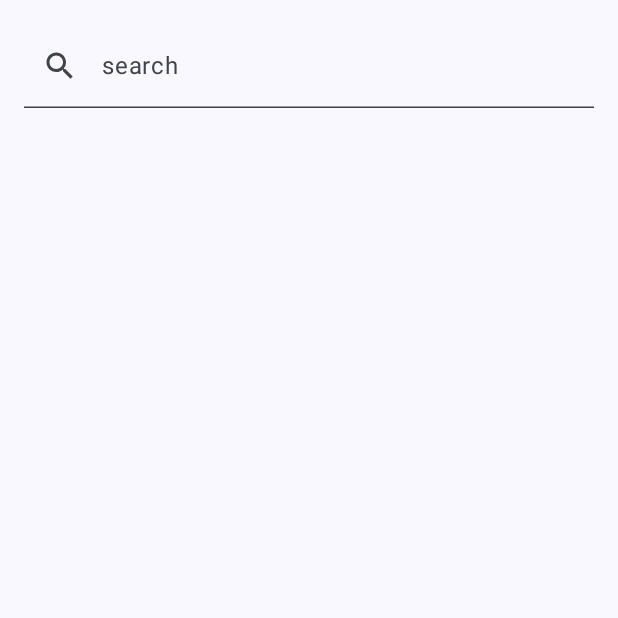
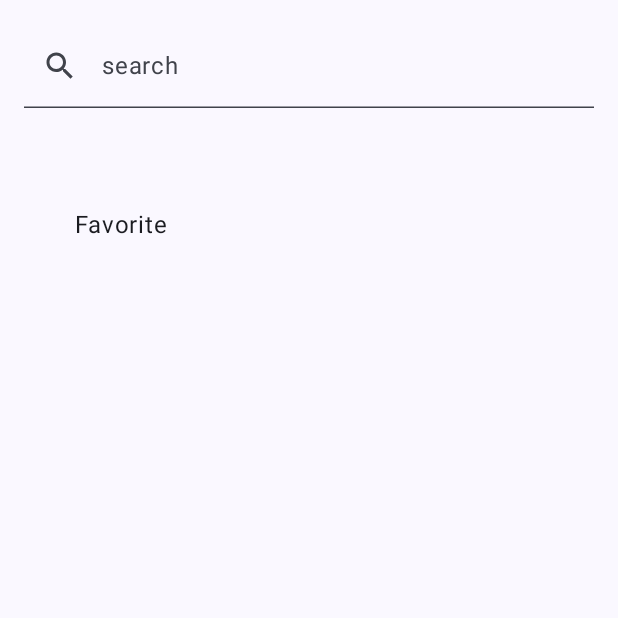
Before and after one commit to mozeago/Jetpack-Compose-YouTube-Studio-UI-from-Mobbin, an Android app built with Jetpack Compose: the screen it shows after launch (MainActivity), item 2 of the bottom bar chosen, on a phone screen of 412 x 824 dp, the top half of it. Run offline under Robolectric (Android 15) with nearby library versions, the phone set to English and light mode, and no system bars.

Commit message:
added Compose Navigation dependency, configured screen navigation and switch,

```diff
--- a/app/build.gradle.kts
+++ b/app/build.gradle.kts
@@ -59,6 +59,7 @@ dependencies {
     implementation("androidx.compose.ui:ui-graphics")
     implementation("androidx.compose.ui:ui-tooling-preview")
     implementation("androidx.compose.material3:material3")
+    implementation("androidx.navigation:navigation-compose:2.8.0-alpha02")
     testImplementation("junit:junit:4.13.2")
     androidTestImplementation("androidx.test.ext:junit:1.1.5")
     androidTestImplementation("androidx.test.espresso:espresso-core:3.5.1")
--- a/app/src/main/java/com/mozeago/youtubestudio/MainActivity.kt
+++ b/app/src/main/java/com/mozeago/youtubestudio/MainActivity.kt
@@ -4,31 +4,55 @@ import android.content.res.Configuration
 import android.os.Bundle
 import androidx.activity.ComponentActivity
 import androidx.activity.compose.setContent
-import androidx.compose.foundation.layout.Arrangement
-import androidx.compose.foundation.layout.Column
 import androidx.compose.foundation.layout.padding
-import androidx.compose.material3.MaterialTheme
 import androidx.compose.material3.Scaffold
-import androidx.compose.material3.Text
 import androidx.compose.runtime.Composable
-import androidx.compose.ui.Alignment
 import androidx.compose.ui.Modifier
-import androidx.compose.ui.graphics.Color
 import androidx.compose.ui.tooling.preview.Preview
+import androidx.navigation.compose.NavHost
+import androidx.navigation.compose.composable
+import androidx.navigation.compose.rememberNavController
+import com.mozeago.youtubestudio.ui.screen.CallUs
+import com.mozeago.youtubestudio.ui.screen.Favorite
+import com.mozeago.youtubestudio.ui.screen.Listen
+import com.mozeago.youtubestudio.ui.screen.More
+import com.mozeago.youtubestudio.ui.screen.Support
 import com.mozeago.youtubestudio.ui.theme.YouTubeStudioTheme
 
 class MainActivity : ComponentActivity() {
     override fun onCreate(savedInstanceState: Bundle?) {
         super.onCreate(savedInstanceState)
         setContent {
+            val navController = rememberNavController()
             YouTubeStudioTheme {
+
                 // A surface container using the 'background' color from the theme
                 Scaffold(bottomBar = {
-                    YouTubeStudioBottomNavigation()
+                    YouTubeStudioBottomNavigation(navController = navController)
                 }, topBar = {
                     YouTubeStudioTopSearchBar()
                 }) { paddingValues ->
-                    Column(modifier = Modifier.padding(paddingValues)) {
+
+                    NavHost(
+                        navController = navController,
+                        startDestination = Listen.route,
+                        modifier = Modifier.padding(paddingValues)
+                    ) {
+                        composable(route = Listen.route) {
+                            Listen()
+                        }
+                        composable(route = Favorite.route) {
+                            Favorite()
+                        }
+                        composable(route = CallUs.route) {
+                            CallUs()
+                        }
+                        composable(route = Support.route) {
+                            Support()
+                        }
+                        composable(route = More.route) {
+                            More()
+                        }
 
                     }
 
@@ -46,21 +70,33 @@ class MainActivity : ComponentActivity() {
 )
 @Composable
 fun YouTubeStudioPreview() {
+    val navController = rememberNavController()
     YouTubeStudioTheme {
         Scaffold(bottomBar = {
-            YouTubeStudioBottomNavigation()
+            YouTubeStudioBottomNavigation(navController = navController)
         }, topBar = {
             YouTubeStudioTopSearchBar()
         }) { paddingValues ->
-            Column(
-                modifier = Modifier.padding(paddingValues),
-                horizontalAlignment = Alignment.CenterHorizontally,
-                verticalArrangement = Arrangement.Center
+            NavHost(
+                navController = navController,
+                startDestination = Listen.route,
+                modifier = Modifier.padding(paddingValues)
             ) {
-                Text(
-                    text = "Content page",
-                    style = MaterialTheme.typography.displayLarge
-                )
+                composable(route = Listen.route) {
+                    Listen.screen
+                }
+                composable(route = Favorite.route) {
+                    Favorite.screen
+                }
+                composable(route = CallUs.route) {
+                    CallUs.screen
+                }
+                composable(route = Support.route) {
+                    Support.screen
+                }
+                composable(route = More.route) {
+                    More.screen
+                }
             }
 
         }
--- a/app/src/main/java/com/mozeago/youtubestudio/YouTubeStudio.kt
+++ b/app/src/main/java/com/mozeago/youtubestudio/YouTubeStudio.kt
@@ -1,7 +1,6 @@
 package com.mozeago.youtubestudio
 
-import androidx.annotation.DrawableRes
-import androidx.annotation.StringRes
+import android.util.Log
 import androidx.compose.foundation.layout.Row
 import androidx.compose.foundation.layout.fillMaxWidth
 import androidx.compose.foundation.layout.heightIn
@@ -22,6 +21,12 @@ import androidx.compose.ui.graphics.Color
 import androidx.compose.ui.res.painterResource
 import androidx.compose.ui.res.stringResource
 import androidx.compose.ui.unit.dp
+import androidx.navigation.NavHostController
+import com.mozeago.youtubestudio.ui.screen.CallUs
+import com.mozeago.youtubestudio.ui.screen.Favorite
+import com.mozeago.youtubestudio.ui.screen.Listen
+import com.mozeago.youtubestudio.ui.screen.More
+import com.mozeago.youtubestudio.ui.screen.Support
 
 @Composable
 fun YouTubeStudioTopSearchBar(modifier: Modifier = Modifier) {
@@ -45,10 +50,10 @@ fun YouTubeStudioTopSearchBar(modifier: Modifier = Modifier) {
 
 @Composable
 fun YouTubeStudioBottomNavigation(
-    modifier: Modifier = Modifier
+    modifier: Modifier = Modifier, navController: NavHostController
 ) {
     val selectedDestination = remember {
-        mutableStateOf(YouTubeStudioRoutes.LISTEN)
+        mutableStateOf(Listen.route)
     }
     Row {
         NavigationBar(modifier = modifier.fillMaxWidth()) {
@@ -56,14 +61,15 @@ fun YouTubeStudioBottomNavigation(
                 NavigationBarItem(selected = selectedDestination.value == youTubeStudioTopLevelDestinations.route,
                     onClick = {
                         selectedDestination.value = youTubeStudioTopLevelDestinations.route
+                        navController.navigate(youTubeStudioTopLevelDestinations.route)
+                        Log.d("ROUTE",youTubeStudioTopLevelDestinations.route)
                     },
                     icon = {
                         Icon(
                             painter = painterResource(id = youTubeStudioTopLevelDestinations.selectedIcon),
                             contentDescription = stringResource(id = youTubeStudioTopLevelDestinations.iconTextId)
                         )
-                    },
-                    label = {
+                    }, label = {
                         Text(text = stringResource(id = youTubeStudioTopLevelDestinations.iconTextId))
                     })
             }
@@ -72,50 +78,95 @@ fun YouTubeStudioBottomNavigation(
     }
 }
 
-object YouTubeStudioRoutes {
-    const val LISTEN = "listen"
-    const val FAVORITES = "favorites"
-    const val SUPPORT = "support"
-    const val ONE_ON_ONE = "one_on_one"
-    const val MORE = "more"
+
+interface YouTubeStudioTopLevelDestinations {
+    val route: String
+    val screen: @Composable () -> Unit
+    val iconTextId: Int
+    val selectedIcon: Int
+    val unSelectedIcon: Int
 }
 
-data class YouTubeStudioTopLevelDestinations(
-    val route: String,
-    @StringRes val iconTextId: Int,
-    @DrawableRes val selectedIcon: Int,
-    @DrawableRes val unSelectedIcon: Int
-)
+object Listen : YouTubeStudioTopLevelDestinations {
+    override val route: String
+        get() = "listen"
+    override val screen: @Composable () -> Unit
+        get() = {
+            Listen()
+        }
+    override val iconTextId: Int
+        get() = R.string.app_route_listen
+    override val selectedIcon: Int
+        get() = R.drawable.ic_listen
+    override val unSelectedIcon: Int
+        get() = R.drawable.ic_listen
+
+}
+
+object Favorite : YouTubeStudioTopLevelDestinations {
+    override val route: String
+        get() = "favorites"
+    override val screen: @Composable () -> Unit
+        get() = {
+            Favorite()
+        }
+    override val iconTextId: Int
+        get() = R.string.app_route_favorites
+    override val selectedIcon: Int
+        get() = R.drawable.ic_favorite
+    override val unSelectedIcon: Int
+        get() = R.drawable.ic_favorite
+
+}
+
+object Support : YouTubeStudioTopLevelDestinations {
+    override val route: String
+        get() = "support"
+    override val screen: @Composable () -> Unit
+        get() = {
+            Support()
+        }
+    override val iconTextId: Int
+        get() = R.string.app_route_support
+    override val selectedIcon: Int
+        get() = R.drawable.ic_give
+    override val unSelectedIcon: Int
+        get() = R.drawable.ic_give
+
+}
+
+object CallUs : YouTubeStudioTopLevelDestinations {
+    override val route: String
+        get() = "one_on_one"
+    override val screen: @Composable () -> Unit
+        get() = {
+            CallUs()
+        }
+    override val iconTextId: Int
+        get() = R.string.app_route_one_on_one
+    override val selectedIcon: Int
+        get() = R.drawable.ic_call_us
+    override val unSelectedIcon: Int
+        get() = R.drawable.ic_call_us
+
+}
+
+object More : YouTubeStudioTopLevelDestinations {
+    override val route: String
+        get() = "more"
+    override val screen: @Composable () -> Unit
+        get() = {
+            More()
+        }
+    override val iconTextId: Int
+        get() = R.string.app_route_more
+    override val selectedIcon: Int
+        get() = R.drawable.ic_more
+    override val unSelectedIcon: Int
+        get() = R.drawable.ic_more
+
+}
 
 val TOP_LEVEL_DESTINATIONS = listOf(
-    YouTubeStudioTopLevelDestinations(
-        route = YouTubeStudioRoutes.LISTEN,
-        iconTextId = R.string.app_route_listen,
-        selectedIcon = R.drawable.ic_listen,
-        unSelectedIcon = R.drawable.ic_listen
-    ),
-    YouTubeStudioTopLevelDestinations(
-        route = YouTubeStudioRoutes.FAVORITES,
-        iconTextId = R.string.app_route_favorites,
-        selectedIcon = R.drawable.ic_favorite,
-        unSelectedIcon = R.drawable.ic_favorite
-    ),
-    YouTubeStudioTopLevelDestinations(
-        route = YouTubeStudioRoutes.SUPPORT,
-        iconTextId = R.string.app_route_support,
-        selectedIcon = R.drawable.ic_give,
-        unSelectedIcon = R.drawable.ic_give
-    ),
-    YouTubeStudioTopLevelDestinations(
-        route = YouTubeStudioRoutes.ONE_ON_ONE,
-        iconTextId = R.string.app_route_one_one_one,
-        selectedIcon = R.drawable.ic_call_us,
-        unSelectedIcon = R.drawable.ic_call_us
-    ),
-    YouTubeStudioTopLevelDestinations(
-        route = YouTubeStudioRoutes.MORE,
-        iconTextId = R.string.app_route_more,
-        selectedIcon = R.drawable.ic_more,
-        unSelectedIcon = R.drawable.ic_more
-    ),
+    Listen, Favorite, Support, CallUs, More
 )
--- /dev/null
+++ b/app/src/main/java/com/mozeago/youtubestudio/ui/screen/Favorite.kt
@@ -0,0 +1,21 @@
+package com.mozeago.youtubestudio.ui.screen
+
+import androidx.compose.foundation.layout.Arrangement
+import androidx.compose.foundation.layout.Column
+import androidx.compose.foundation.layout.padding
+import androidx.compose.material3.Text
+import androidx.compose.runtime.Composable
+import androidx.compose.ui.Alignment
+import androidx.compose.ui.Modifier
+import androidx.compose.ui.unit.dp
+
+@Composable
+fun Favorite(modifier: Modifier = Modifier) {
+    Column(
+        modifier = modifier.padding(50.dp),
+        horizontalAlignment = Alignment.CenterHorizontally,
+        verticalArrangement = Arrangement.Center
+    ) {
+        Text(text = "Favorite")
+    }
+}
--- /dev/null
+++ b/app/src/main/java/com/mozeago/youtubestudio/ui/screen/Listen.kt
@@ -0,0 +1,22 @@
+package com.mozeago.youtubestudio.ui.screen
+
+import androidx.compose.foundation.layout.Arrangement
+import androidx.compose.foundation.layout.Column
+import androidx.compose.foundation.layout.padding
+import androidx.compose.material3.MaterialTheme
+import androidx.compose.material3.Text
+import androidx.compose.runtime.Composable
+import androidx.compose.ui.Alignment
+import androidx.compose.ui.Modifier
+import androidx.compose.ui.unit.dp
+
+@Composable
+fun Listen(modifier: Modifier = Modifier) {
+    Column(
+        modifier = modifier.padding(50.dp),
+        horizontalAlignment = Alignment.CenterHorizontally,
+        verticalArrangement = Arrangement.Center
+    ) {
+        Text(text = "Listen", style = MaterialTheme.typography.displayLarge)
+    }
+}
--- a/app/src/main/res/values/strings.xml
+++ b/app/src/main/res/values/strings.xml
@@ -4,6 +4,6 @@
     <string name="app_route_favorites">favorites</string>
     <string name="app_route_support">support</string>
     <string name="app_route_more">more</string>
-    <string name="app_route_one_one_one">Call us</string>
+    <string name="app_route_one_on_one">Call us</string>
     <string name="app_search">search</string>
 </resources>
```
Also changed, not shown: app/src/main/java/com/mozeago/youtubestudio/ui/screen/CallUs.kt (added, +21 -0 lines), app/src/main/java/com/mozeago/youtubestudio/ui/screen/More.kt (added, +21 -0 lines), app/src/main/java/com/mozeago/youtubestudio/ui/screen/Support.kt (added, +21 -0 lines).
